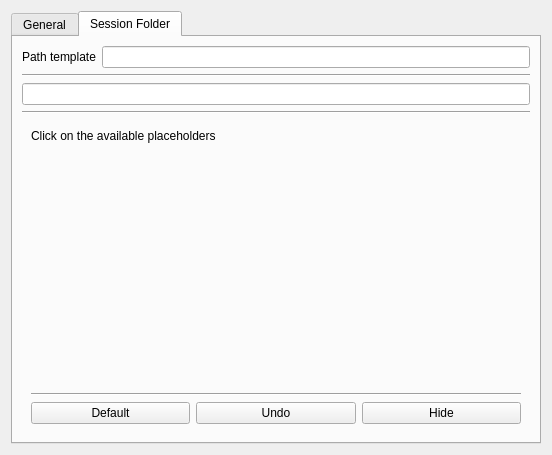
Before: the Qt Designer form src/GUI/Preferences/StreamRecorder/GUI_StreamRecorder.ui in return42/sayonara, drawn with Qt 5.
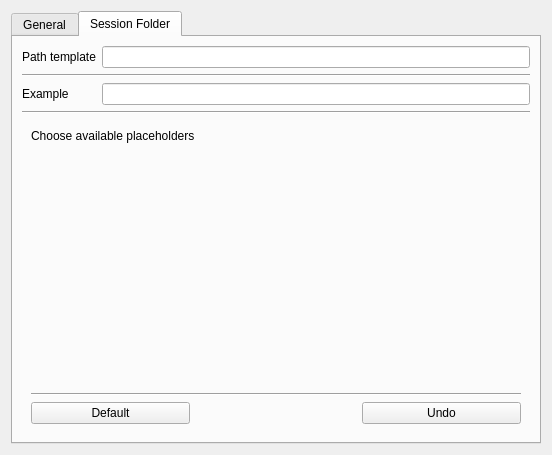
After: the same form once the commit is applied.

```diff
--- a/src/GUI/Preferences/StreamRecorder/GUI_StreamRecorder.ui
+++ b/src/GUI/Preferences/StreamRecorder/GUI_StreamRecorder.ui
@@ -135,9 +135,6 @@
        <string>Session Folder</string>
       </attribute>
       <layout class="QGridLayout" name="gridLayout_4">
-       <item row="2" column="0" colspan="2">
-        <widget class="QLineEdit" name="le_result_path"/>
-       </item>
        <item row="4" column="0" colspan="2">
         <widget class="QWidget" name="widget" native="true">
          <property name="minimumSize">
@@ -147,31 +144,17 @@
           </size>
          </property>
          <layout class="QGridLayout" name="gridLayout_3">
-          <item row="4" column="1">
-           <widget class="QPushButton" name="btn_undo">
-            <property name="text">
-             <string>Undo</string>
-            </property>
-           </widget>
-          </item>
           <item row="4" column="0">
            <widget class="QPushButton" name="btn_default">
             <property name="text">
-             <string>Default</string>
-            </property>
-           </widget>
-          </item>
-          <item row="4" column="2">
-           <widget class="QPushButton" name="btn_hide">
-            <property name="text">
-             <string>Hide</string>
+             <string notr="true">Default</string>
             </property>
            </widget>
           </item>
           <item row="0" column="0" colspan="3">
            <widget class="QLabel" name="label_6">
             <property name="text">
-             <string>Click on the available placeholders</string>
+             <string>Choose available placeholders</string>
             </property>
            </widget>
           </item>
@@ -192,6 +175,13 @@
             </property>
            </widget>
           </item>
+          <item row="4" column="2">
+           <widget class="QPushButton" name="btn_undo">
+            <property name="text">
+             <string notr="true">Undo</string>
+            </property>
+           </widget>
+          </item>
          </layout>
         </widget>
        </item>
@@ -219,6 +209,16 @@
          </property>
         </widget>
        </item>
+       <item row="2" column="1">
+        <widget class="QLineEdit" name="le_result_path"/>
+       </item>
+       <item row="2" column="0">
+        <widget class="QLabel" name="label_7">
+         <property name="text">
+          <string>Example</string>
+         </property>
+        </widget>
+       </item>
       </layout>
      </widget>
     </widget>
```
